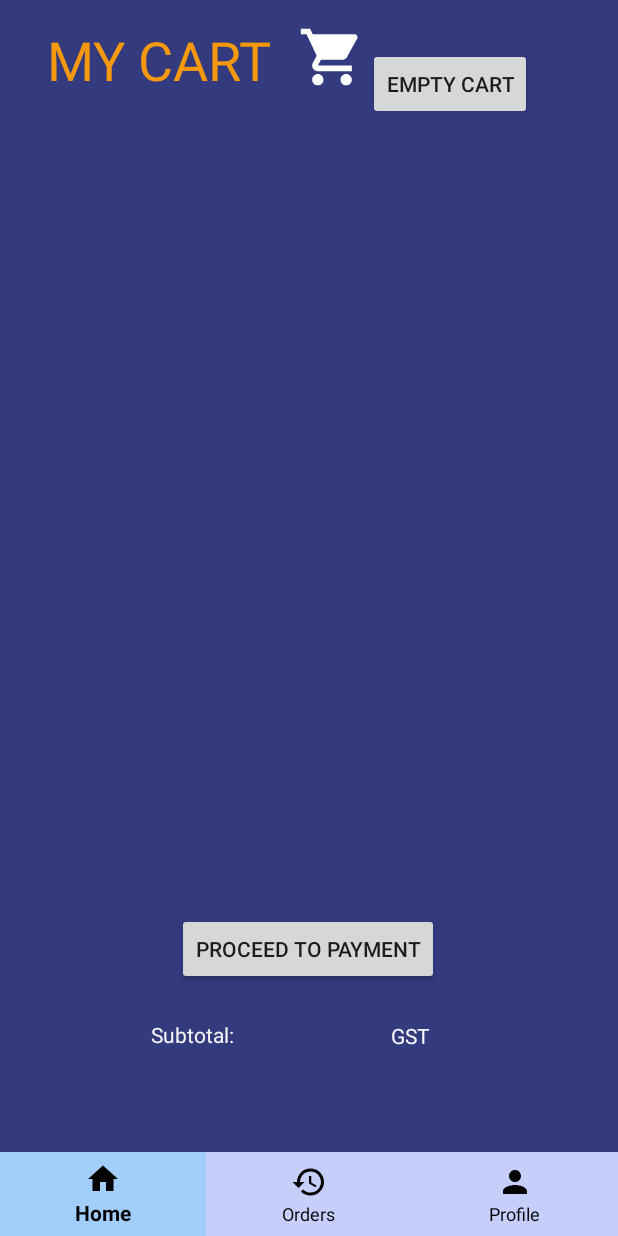
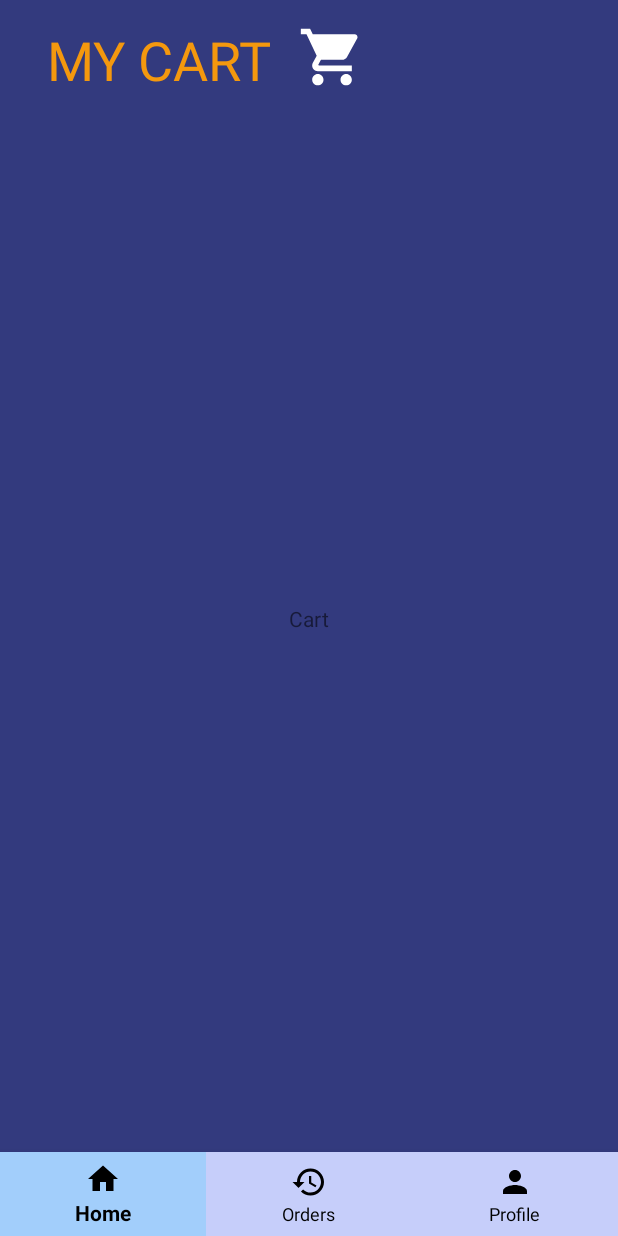
Before and after one commit to codetopper/SE, an Android app: the layout activity_cart_display.xml on its own in the app's theme, with its tools: preview values and no code run, on a phone screen of 412 x 824 dp. Run offline under Robolectric (Android 15) with nearby library versions, the phone set to English and light mode, and no system bars; Roboto replaces fonts that are not available here.

Commit message:
Revert "Merge pull request #14 from codetopper/Derry"
This reverts commit ca162dad3e929540df46b0a005fdbcd0f06d17af, reversing
changes made to 7407f82ecd76fe93ae2220099036039f29c0260c.

```diff
--- a/Karat/app/src/main/AndroidManifest.xml
+++ b/Karat/app/src/main/AndroidManifest.xml
@@ -13,14 +13,14 @@
         <activity android:name=".Customer.CProfile.CEditProfileDisplay" />
         <activity android:name=".Login.RegisterDisplay" />
         <activity android:name=".Login.ResetPwDisplay" />
-        <activity android:name=".Login.LoginDisplay" />
+        <activity android:name=".Customer.CHome.CHomeDisplay" />
         <activity android:name=".Staff.SProfile.SProfileDisplay" />
         <activity android:name=".Staff.SOrder.SOrderDisplay" />
         <activity android:name=".Staff.SHome.SHomeDisplay" />
         <activity android:name=".Customer.Cart.CartDisplay" />
         <activity android:name=".Customer.CProfile.CProfileDisplay" />
         <activity android:name=".Customer.COrder.COrderDisplay" />
-        <activity android:name=".Customer.CHome.CHomeDisplay">
+        <activity android:name=".Login.LoginDisplay">
             <intent-filter>
                 <action android:name="android.intent.action.MAIN" />
 
--- a/Karat/app/src/main/res/layout/activity_cart_display.xml
+++ b/Karat/app/src/main/res/layout/activity_cart_display.xml
@@ -36,93 +36,14 @@
         app:menu="@menu/menu_navigation" />
 
     <TextView
-        android:id="@+id/subTotal"
-        android:layout_width="152dp"
-        android:layout_height="0dp"
-        android:layout_marginStart="28dp"
-        android:layout_marginLeft="28dp"
-        android:layout_marginBottom="88dp"
-        android:ems="10"
-        android:inputType="textPersonName"
-        android:textColor="#F6F5F5"
-        android:textSize="12sp"
-        app:layout_constraintBottom_toBottomOf="parent"
-        app:layout_constraintStart_toStartOf="parent" />
-
-    <TextView
-        android:id="@+id/GST"
-        android:layout_width="83dp"
-        android:layout_height="20dp"
-        android:layout_marginStart="60dp"
-        android:layout_marginLeft="60dp"
-        android:layout_marginBottom="84dp"
-        android:textColor="#F3F1F1"
+        android:id="@+id/textView"
+        android:layout_width="wrap_content"
+        android:layout_height="wrap_content"
+        android:text="Cart"
         app:layout_constraintBottom_toBottomOf="parent"
         app:layout_constraintEnd_toEndOf="parent"
-        app:layout_constraintHorizontal_bias="0.522"
-        app:layout_constraintStart_toEndOf="@+id/subTotal" />
-
-    <TextView
-        android:id="@+id/textView1"
-        android:layout_width="wrap_content"
-        android:layout_height="wrap_content"
-        android:layout_marginBottom="20dp"
-        android:text="Subtotal:"
-        android:textColor="#F8F5F5"
-        android:textColorHighlight="#502D2D"
-        app:layout_constraintBottom_toTopOf="@+id/subTotal"
-        app:layout_constraintEnd_toStartOf="@+id/textView2"
-        app:layout_constraintHorizontal_bias="0.49"
-        app:layout_constraintStart_toStartOf="parent" />
-
-    <TextView
-        android:id="@+id/textView2"
-        android:layout_width="wrap_content"
-        android:layout_height="wrap_content"
-        android:layout_marginBottom="20dp"
-        android:text="GST"
-        android:textColor="#FBF9F9"
-        app:layout_constraintBottom_toTopOf="@+id/GST"
-        app:layout_constraintEnd_toEndOf="parent"
-        app:layout_constraintHorizontal_bias="0.675"
-        app:layout_constraintStart_toStartOf="parent" />
-
-    <androidx.recyclerview.widget.RecyclerView
-        android:id="@+id/RecyclerView2"
-        android:layout_width="417dp"
-        android:layout_height="380dp"
-        android:layout_marginTop="92dp"
-        app:layout_constraintEnd_toEndOf="parent"
-        app:layout_constraintHorizontal_bias="0.0"
         app:layout_constraintStart_toStartOf="parent"
         app:layout_constraintTop_toTopOf="parent" />
-
-    <Button
-        android:id="@+id/emptyCart"
-        android:layout_width="wrap_content"
-        android:layout_height="wrap_content"
-        android:layout_marginTop="32dp"
-        android:layout_marginBottom="35dp"
-        android:text="Empty Cart"
-        app:layout_constraintBottom_toTopOf="@+id/RecyclerView2"
-        app:layout_constraintEnd_toEndOf="parent"
-        app:layout_constraintHorizontal_bias="0.81"
-        app:layout_constraintStart_toStartOf="parent"
-        app:layout_constraintTop_toTopOf="parent"
-        app:layout_constraintVertical_bias="0.0" />
-
-    <Button
-        android:id="@+id/payment"
-        android:layout_width="wrap_content"
-        android:layout_height="wrap_content"
-        android:layout_marginBottom="167dp"
-        android:text="Proceed to Payment"
-        app:layout_constraintBottom_toBottomOf="@+id/bottom_navi"
-        app:layout_constraintEnd_toEndOf="parent"
-        app:layout_constraintHorizontal_bias="0.497"
-        app:layout_constraintStart_toStartOf="parent"
-        app:layout_constraintTop_toTopOf="parent"
-        app:layout_constraintVertical_bias="1.0" />
 
     <ImageView
         android:id="@+id/imageView2"
```
Also changed, not shown: Karat/app/src/main/java/com/example/karat/Customer/Cart/Cart.java (deleted, +0 -51 lines), Karat/app/src/main/java/com/example/karat/Customer/Cart/CartAdapter.java (deleted, +0 -80 lines), Karat/app/src/main/java/com/example/karat/Customer/Cart/CartDisplay.java (+3 -48 lines), Karat/app/src/main/java/com/example/karat/Customer/Cart/CartManager.java (+0 -29 lines), Karat/app/src/main/java/com/example/karat/Customer/Cart/CartTotal.java (deleted, +0 -37 lines), Karat/app/src/main/res/layout/cart_item.xml (deleted, +0 -101 lines), 1 other file.
